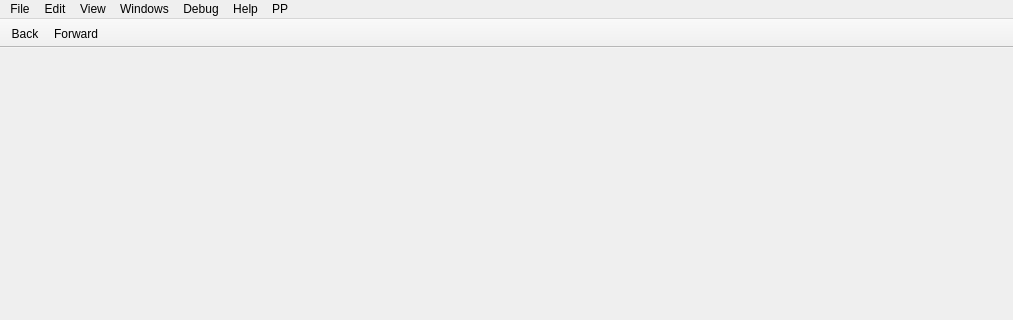
Old version of the form src/core/MainWindow.ui in the repository exokortex/cutter; both pictures show x 0 to 1013 and y 0 to 320 of the 1013 by 606 pixel window.
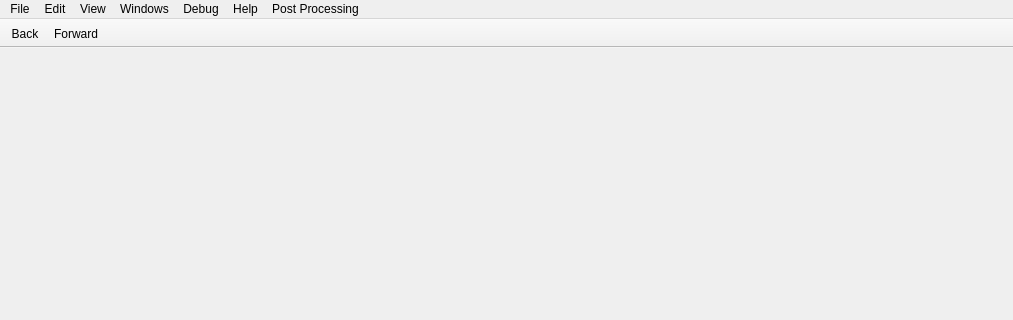
New version of the form. Icons and pictures are not drawn.

What changed in the file:
```diff
--- a/src/core/MainWindow.ui
+++ b/src/core/MainWindow.ui
@@ -184,7 +184,7 @@
    </widget>
    <widget class="QMenu" name="menuPP">
     <property name="title">
-     <string>PP</string>
+     <string>Post Processing</string>
     </property>
     <addaction name="actionPPProjectLoad"/>
     <addaction name="actionPPProjectSave"/>
```
